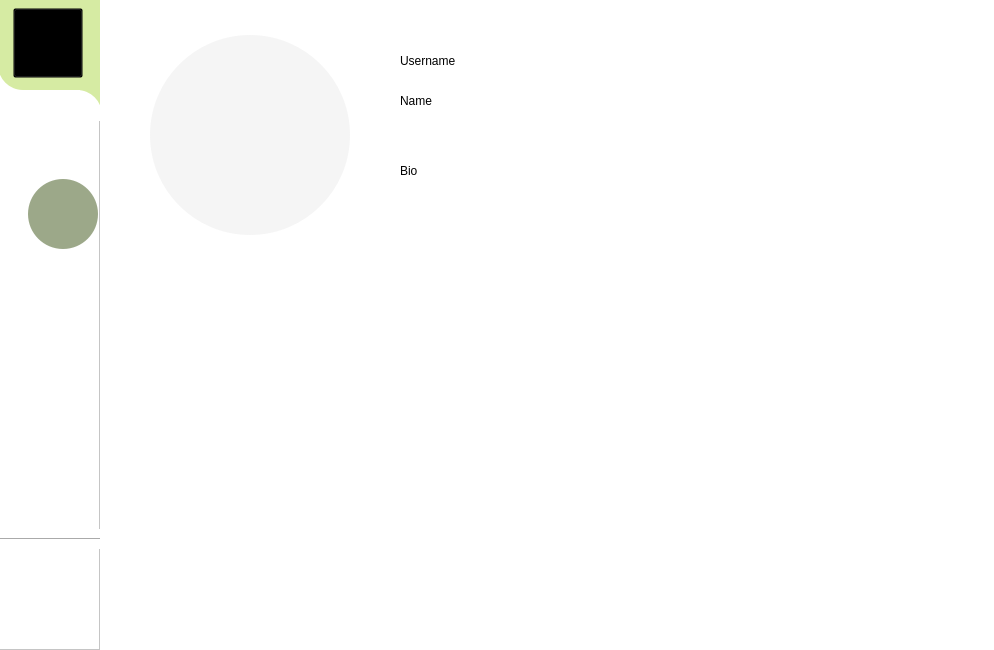
Old version of the form SocialNetwork/mainwindow.ui in the repository amir-h-A-0001/DS-SocialNetwork.
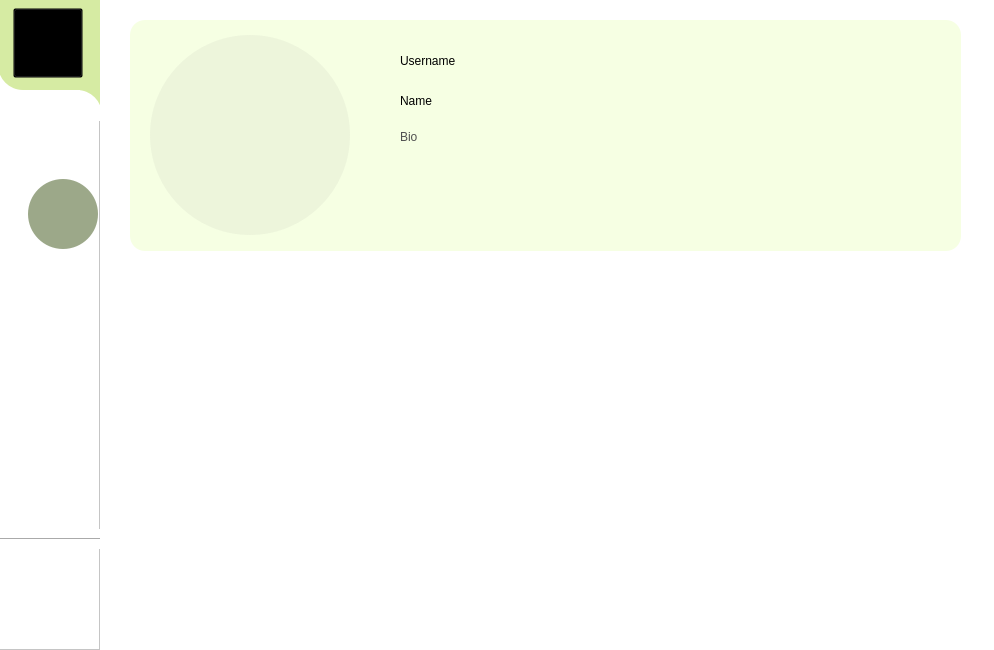
New version of the form. The open tabs and pages were chosen to show the change. Icons and pictures are not drawn.

Commit message: made visual changes

Patch:
```diff
--- a/SocialNetwork/mainwindow.ui
+++ b/SocialNetwork/mainwindow.ui
@@ -508,6 +508,7 @@
        <string notr="true"> QFrame {
         border-radius: 15px;
 	background-color: rgb(255, 255, 255);
+	background-color: rgb(246, 255, 227);
    }
 QLabel {
 	background : transparent;
@@ -618,12 +619,13 @@
         <rect>
          <x>270</x>
          <y>110</y>
-         <width>271</width>
+         <width>501</width>
          <height>81</height>
         </rect>
        </property>
        <property name="styleSheet">
-        <string notr="true"/>
+        <string notr="true">color: rgb(80,80,80);
+</string>
        </property>
        <property name="text">
         <string>Bio</string>
@@ -631,6 +633,9 @@
        <property name="textFormat">
         <enum>Qt::PlainText</enum>
        </property>
+       <property name="alignment">
+        <set>Qt::AlignLeading|Qt::AlignLeft|Qt::AlignTop</set>
+       </property>
        <property name="wordWrap">
         <bool>true</bool>
        </property>
```
Left out of the diff: 38 changed lines with no effect on the pictures. The commit also changes 2 other files.
